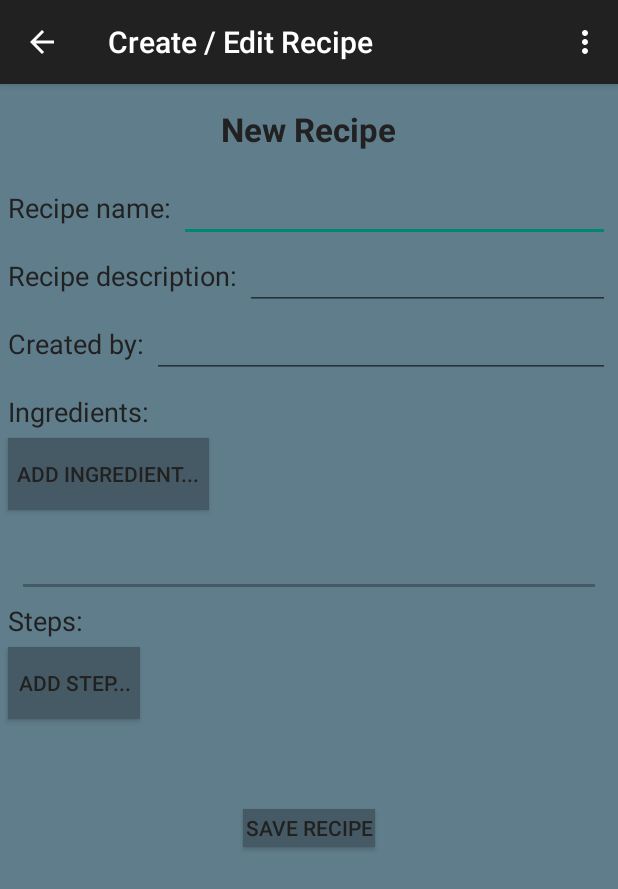
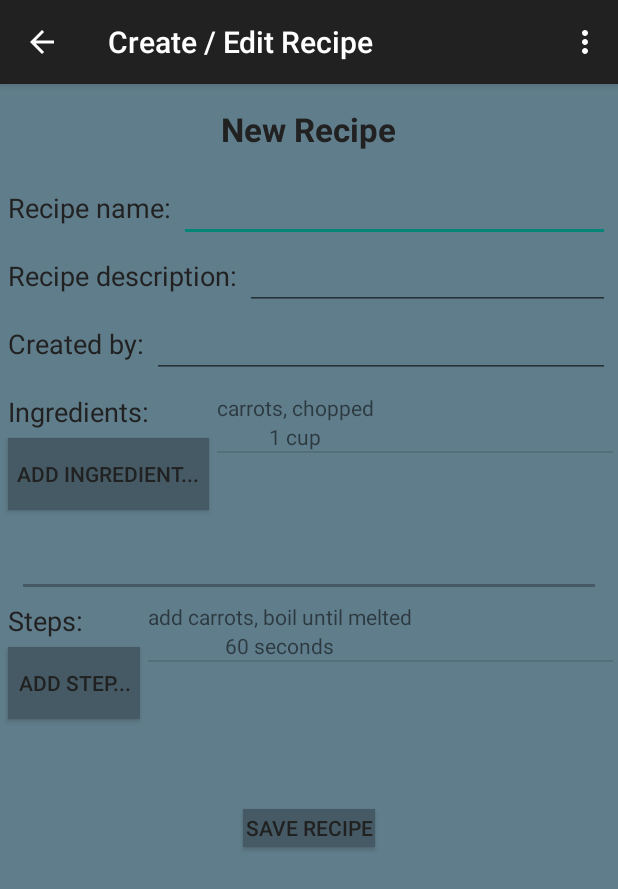
Before and after one commit to johnnyRose/insta-chef-app, an Android app: the CreateEditActivity screen opened directly, with no data from a screen before it, on a phone screen of 412 x 824 dp. Shown: the top 889 px of the screen. Run offline under Robolectric (Android 15) with nearby library versions, the phone set to English and light mode, and no system bars.

Commit message:
Set up adapters for the ingredients and timers
on the Add/Edit recipe screen.

```diff
--- a/app/src/main/java/com/example/sean/instantchef/CreateEditActivity.java
+++ b/app/src/main/java/com/example/sean/instantchef/CreateEditActivity.java
@@ -1,42 +1,111 @@
 package com.example.sean.instantchef;
 
+import android.content.Context;
 import android.content.Intent;
 import android.os.Bundle;
 import android.support.v7.app.ActionBarActivity;
+import android.view.LayoutInflater;
 import android.view.Menu;
 import android.view.MenuItem;
 import android.view.View;
+import android.view.ViewGroup;
+import android.widget.AdapterView;
+import android.widget.BaseAdapter;
+import android.widget.ListView;
+import android.widget.TextView;
+import android.widget.Toast;
 
 import java.util.ArrayList;
+import java.util.Date;
 
 /**
  * Created by sean on 4/25/2015.
  */
 public class CreateEditActivity extends ActionBarActivity {
-    public ArrayList<Recipe> ingredients = new ArrayList<>();
-    public ArrayList<Recipe> steps = new ArrayList<>();
+    public ArrayList<Ingredient> ingredients = new ArrayList<>();
+    public ArrayList<Timer> timers = new ArrayList<>();
+    private boolean editing = false;
+    private int recipe_number;
 
     @Override
     protected void onCreate(Bundle savedInstanceState) {
         super.onCreate(savedInstanceState);
         setContentView(R.layout.activity_create_edit_recipe);
+        editing = false;
+
+        //TODO: delete this later. create a dummy timer and ingredient to test that the adapters work.
+        ingredients.add(new Ingredient(0, "carrots, chopped", "1 cup"));
+        Timer timer = new Timer();
+        timer.startDescription = "add carrots, boil until melted";
+        timer.secondsRemaining = 60;
+        timers.add(timer);
+
+        //set up both adapters to show ingredients and steps(aka timers).
+        IngredientAdapter ingredientAdapter = new IngredientAdapter(this);
+        ListView listView1 = (ListView) findViewById(R.id.ingredientListView);
+        listView1.setAdapter(ingredientAdapter);
+        listView1.setOnItemClickListener(new AdapterView.OnItemClickListener() {
+            @Override
+            public void onItemClick(AdapterView<?> parent, View view, int position, long id) {
+                //TODO: decide what behavior we want when the user clicks an ingredient.
+            }
+        });
+        TimerAdapter timerAdapter = new TimerAdapter(this);
+        ListView listView2 = (ListView) findViewById(R.id.timerListView);
+        listView2.setAdapter(timerAdapter);
+        listView2.setOnItemClickListener(new AdapterView.OnItemClickListener() {
+            @Override
+            public void onItemClick(AdapterView<?> parent, View view, int position, long id) {
+                //TODO: decide what behavior we want when the user clicks a timer.
+            }
+        });
 
         //TODO: get the intent and see if we're editing a previous recipe or
         //creating one from scratch. if editing, we'll need to pre-fill
         //all the boxes on this screen and change the title to "Edit Recipe".
-        Intent intent = new Intent();
     }
 
     public void add_ingredient(View view) {
-        //TODO: implement
+        //TODO: implement a dialog to add ingredients
     }
 
     public void add_step(View view) {
+        //add a timer to the recipe, the first timer will be the main.
 
     }
 
     public void save_recipe(View view) {
 
+        TextView nameEditText = (TextView)findViewById(R.id.nameEditText);
+        TextView descriptionEditText = (TextView)findViewById(R.id.descriptionEditText);
+        TextView createdByEditText = (TextView)findViewById(R.id.createdByEditText);
+
+        String given_name = nameEditText.getText().toString();
+        String given_description = descriptionEditText.getText().toString();
+        String given_created_by = createdByEditText.getText().toString();
+
+        //bare-minimum to create a recipe is a name, 1 ingredient and 1 timer.
+        if (given_name.equals("") || ingredients.size() == 0 || timers.size() == 0) {
+            Toast.makeText(this, "Not enough information to save the recipe. You must"
+                    + " have at least 1 ingredient, 1 step, and a name.", Toast.LENGTH_LONG).show();
+            return;
+        }
+
+        if (editing) {
+            Recipe recipe = MainActivity.recipes.get(recipe_number);
+            recipe.name = given_name;
+            recipe.description = given_description;
+            recipe.createdBy = given_created_by;
+        } else {
+            Recipe recipe = new Recipe(given_description, given_name, new Date().toString(), given_created_by);
+            //TODO: add recipe to the database.
+            MainActivity.recipes.add(recipe);
+        }
+        //TODO: add timers and ingredients to the recipe.
+
+        //go to the main screen after saving.
+        Intent intent = new Intent(this, MainActivity.class);
+        startActivity(intent);
     }
 
     @Override
@@ -60,4 +129,77 @@ public class CreateEditActivity extends ActionBarActivity {
 
         return super.onOptionsItemSelected(item);
     }
+
+    public class IngredientAdapter extends BaseAdapter {
+        LayoutInflater inflater;
+        Context context;
+
+        public IngredientAdapter(Context context) {
+            this.context = context;
+            inflater = LayoutInflater.from(this.context);
+        }
+        @Override
+        public int getCount() {
+            return ingredients.size();
+        }
+        @Override
+        public Object getItem(int arg0) {
+            return ingredients.get(arg0);
+        }
+        @Override
+        public long getItemId(int arg0) {
+            return arg0;
+        }
+        @Override
+        public View getView(int arg0, View arg1, ViewGroup arg2) {
+            if (arg1 == null) {
+                LayoutInflater inflater = (LayoutInflater) CreateEditActivity.this.getSystemService(Context.LAYOUT_INFLATER_SERVICE);
+                arg1 = inflater.inflate(R.layout.ingredient_list_view, arg2, false);
+            }
+            TextView nameView = (TextView)arg1.findViewById(R.id.nameView);
+            TextView amountView = (TextView)arg1.findViewById(R.id.amountView);
+
+            Ingredient ingredient = ingredients.get(arg0);
+            nameView.setText(ingredient.description);
+            amountView.setText(ingredient.amount);
+
+            return arg1;
+        }
+    }
+
+    public class TimerAdapter extends BaseAdapter {
+        LayoutInflater inflater;
+        Context context;
+
+        public TimerAdapter(Context context) {
+            this.context = context;
+            inflater = LayoutInflater.from(this.context);
+        }
+        @Override
+        public int getCount() {
+            return timers.size();
+        }
+        @Override
+        public Object getItem(int arg0) {
+            return timers.get(arg0);
+        }
+        @Override
+        public long getItemId(int arg0) {
+            return arg0;
+        }
+        @Override
+        public View getView(int arg0, View arg1, ViewGroup arg2) {
+            if (arg1 == null) {
+                LayoutInflater inflater = (LayoutInflater) CreateEditActivity.this.getSystemService(Context.LAYOUT_INFLATER_SERVICE);
+                arg1 = inflater.inflate(R.layout.timer_list_view, arg2, false);
+            }
+            TextView descriptionView = (TextView)arg1.findViewById(R.id.descriptionView);
+            TextView timeLeftView = (TextView)arg1.findViewById(R.id.timeLeftView);
+            Timer timer = timers.get(arg0);
+            descriptionView.setText(timer.startDescription);
+            timeLeftView.setText(timer.secondsRemaining + " seconds");
+
+            return arg1;
+        }
+    }
 }
--- a/app/src/main/java/com/example/sean/instantchef/Ingredient.java
+++ b/app/src/main/java/com/example/sean/instantchef/Ingredient.java
@@ -6,9 +6,11 @@ package com.example.sean.instantchef;
 public class Ingredient {
     public int id;
     public String description;
+    public String amount;
 
-    public Ingredient(int id, String description) {
+    public Ingredient(int id, String description, String amount) {
         this.id = id;
         this.description = description;
+        this.amount = amount;
     }
 }
--- a/app/src/main/java/com/example/sean/instantchef/Recipe.java
+++ b/app/src/main/java/com/example/sean/instantchef/Recipe.java
@@ -41,6 +41,14 @@ public class Recipe implements Serializable {
     public void start() {
         this.isActive = true;
         this.primaryTimer.execute();
+    }
+
+    public void removeIngredients() {
+
+    }
+
+    public void removeTimers() {
+
     }
 
     public void togglePause() {
--- a/app/src/main/java/com/example/sean/instantchef/RecipeListActivity.java
+++ b/app/src/main/java/com/example/sean/instantchef/RecipeListActivity.java
@@ -15,7 +15,6 @@ import android.widget.ListView;
 import android.widget.TextView;
 
 public class RecipeListActivity extends ActionBarActivity {
-    private RecipeAdapter myAdapter;
 
     @Override
     protected void onCreate(Bundle savedInstanceState) {
@@ -23,7 +22,7 @@ public class RecipeListActivity extends ActionBarActivity {
         setContentView(R.layout.activity_recipe_list);
 
         //set up the list adapter to show all the recipes.
-        myAdapter = new RecipeAdapter(this);
+        RecipeAdapter myAdapter = new RecipeAdapter(this);
         ListView listView = (ListView) findViewById(R.id.recipe_list_view);
         listView.setAdapter(myAdapter);
         listView.setOnItemClickListener(new AdapterView.OnItemClickListener() {
--- /dev/null
+++ b/app/src/main/res/layout/ingredient_list_view.xml
@@ -0,0 +1,21 @@
+<?xml version="1.0" encoding="utf-8"?>
+<LinearLayout xmlns:android="http://schemas.android.com/apk/res/android"
+    android:orientation="vertical" android:layout_width="match_parent"
+    android:layout_height="match_parent">
+
+    <TextView
+        android:layout_width="wrap_content"
+        android:layout_height="wrap_content"
+        android:textAppearance="?android:attr/textAppearanceSmall"
+        android:text="Ingredient Name"
+        android:id="@+id/nameView"
+        android:layout_gravity="center_horizontal" />
+
+    <TextView
+        android:layout_width="wrap_content"
+        android:layout_height="wrap_content"
+        android:textAppearance="?android:attr/textAppearanceSmall"
+        android:text="Amount"
+        android:id="@+id/amountView"
+        android:layout_gravity="center_horizontal" />
+</LinearLayout>
--- /dev/null
+++ b/app/src/main/res/layout/timer_list_view.xml
@@ -0,0 +1,21 @@
+<?xml version="1.0" encoding="utf-8"?>
+<LinearLayout xmlns:android="http://schemas.android.com/apk/res/android"
+    android:orientation="vertical" android:layout_width="match_parent"
+    android:layout_height="match_parent">
+
+    <TextView
+        android:layout_width="wrap_content"
+        android:layout_height="wrap_content"
+        android:textAppearance="?android:attr/textAppearanceSmall"
+        android:text="Timer Start Description"
+        android:id="@+id/descriptionView"
+        android:layout_gravity="center_horizontal" />
+
+    <TextView
+        android:layout_width="wrap_content"
+        android:layout_height="wrap_content"
+        android:textAppearance="?android:attr/textAppearanceSmall"
+        android:text="Timer length"
+        android:id="@+id/timeLeftView"
+        android:layout_gravity="center_horizontal" />
+</LinearLayout>
```
